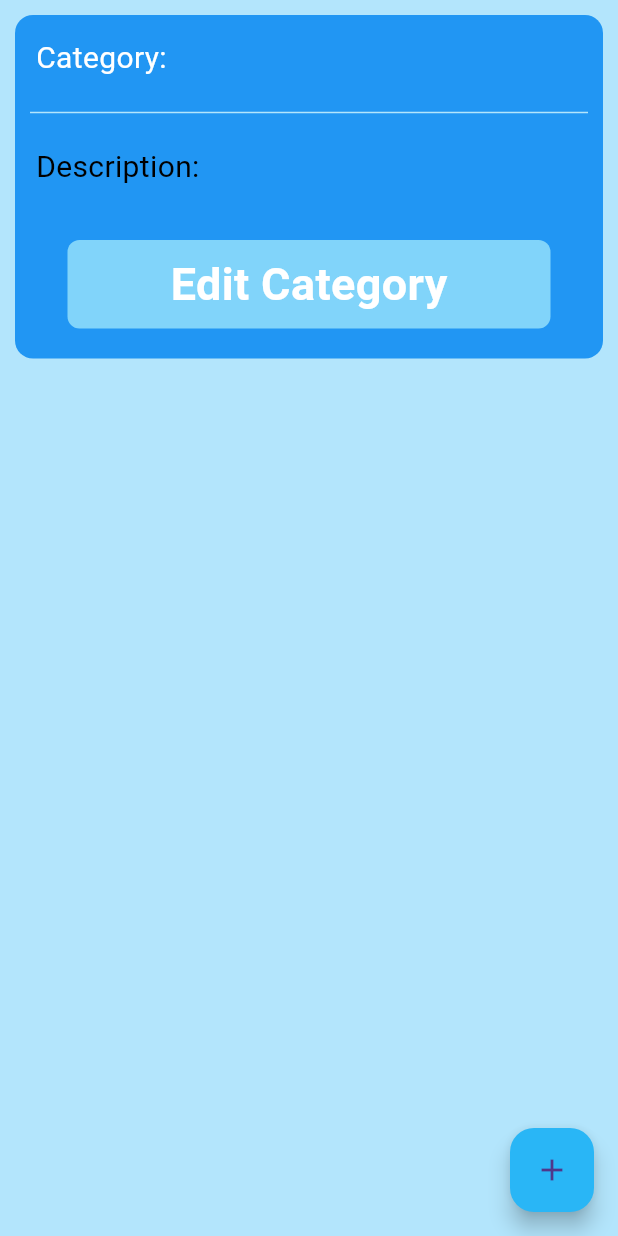
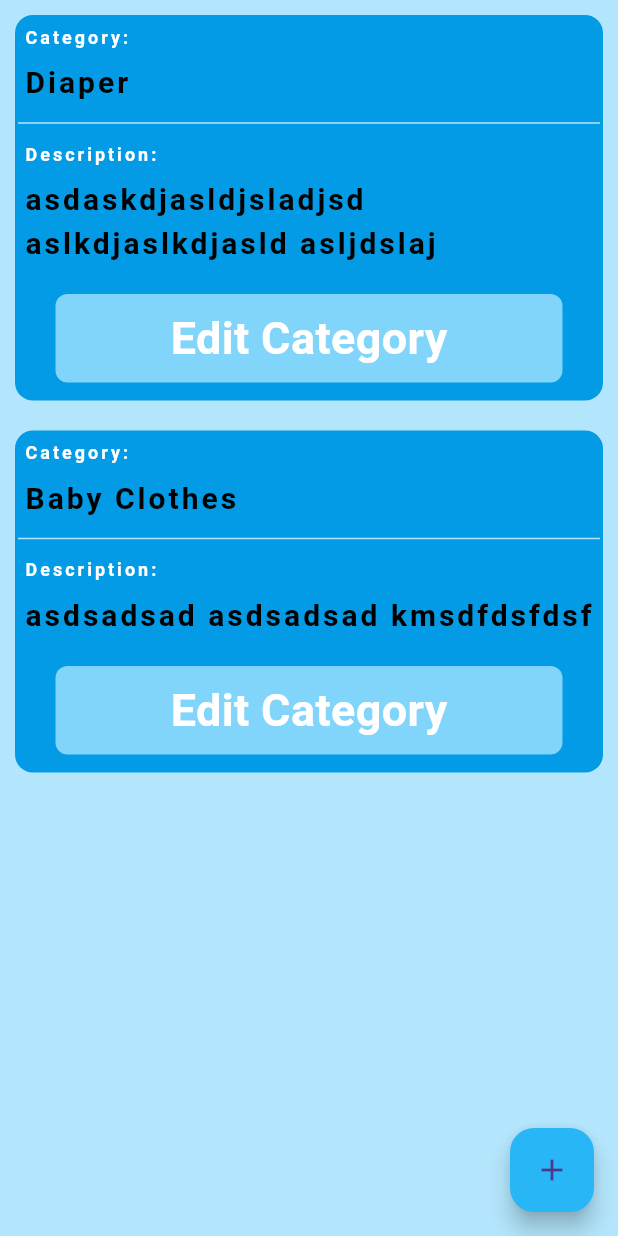
Before and after one commit to Munankarmi/baby_buy_flutter, a Flutter app: the CategoryPage screen opened directly, on a phone screen of 412 x 824 dp. Run offline on Flutter 3.47's test engine with Material 3 defaults, Android fonts, the light colour scheme and no system bars; missing offline and left inert: dart:ffi.

Commit message:
this update includes a new CategoryTile class where a UI is designed for category page and some default category tile are passed on ListView Builder

```diff
--- a/lib/pages/category_page.dart
+++ b/lib/pages/category_page.dart
@@ -1,7 +1,8 @@
-import 'package:baby_buy/styles/elev_button_style.dart';
-import 'package:baby_buy/styles/sign_button_style.dart';
-import 'package:baby_buy/styles/text_field_style.dart';
-import 'package:baby_buy/styles/text_style.dart';
+import 'package:baby_buy/utils/category_tile.dart';
+import 'package:baby_buy/utils/elev_button_style.dart';
+import 'package:baby_buy/utils/sign_button_style.dart';
+import 'package:baby_buy/utils/text_field_style.dart';
+import 'package:baby_buy/utils/text_style.dart';
 import 'package:flutter/material.dart';
 
 final List<List<String>> categoryListTile = [
@@ -17,31 +18,14 @@ class CategoryPage extends StatelessWidget {
   Widget build(BuildContext context) {
     return Scaffold(
       backgroundColor: Colors.lightBlue[100],
-      body: Container(
-        decoration: BoxDecoration(
-          borderRadius: BorderRadius.circular(12),
-          color: Colors.blue,
-        ),
-        padding: EdgeInsets.all(10),
-        margin: EdgeInsets.all(10),
-        child: Column(
-          mainAxisSize: MainAxisSize.min,
-
-          crossAxisAlignment: CrossAxisAlignment.start,
-
-          children: [
-            StyleText(text: "Category:", textColor: Colors.white),
-            // StyleText(text: categoryListTile.length[][0], textWeight: true),
-            SizedBox(height: 10),
-            Divider(thickness: 1, color: Colors.lightBlue[100]),
-            SizedBox(height: 10),
-            StyleText(text: "Description:"),
-            // Text(categoryListTile[categoryListTile.length][1]),
-            SizedBox(height: 30),
-            SignButtonStyle(text: "Edit Category", onTap: () {}),
-            SizedBox(height: 10),
-          ],
-        ),
+      body: ListView.builder(
+        itemCount: categoryListTile.length,
+        itemBuilder: (context, index) {
+          return CategoryTile(
+            categoryText: categoryListTile[index][0],
+            descriptionText: categoryListTile[index][1],
+          );
+        },
       ),
       floatingActionButton: FloatingActionButton(
         onPressed: () {
@@ -61,6 +45,7 @@ class CategoryPage extends StatelessWidget {
                 ),
                 content: Container(
                   width: double.maxFinite,
+
                   child: Column(
                     mainAxisSize: MainAxisSize.min,
                     children: [
--- a/lib/pages/home_page.dart
+++ b/lib/pages/home_page.dart
@@ -2,7 +2,7 @@ import 'package:baby_buy/pages/category_page.dart';
 import 'package:baby_buy/pages/inside_home_page.dart';
 import 'package:baby_buy/pages/login_page.dart';
 import 'package:baby_buy/pages/product_page.dart';
-import 'package:baby_buy/styles/product_fab.dart';
+import 'package:baby_buy/utils/product_fab.dart';
 import 'package:flutter/material.dart';
 
 class HomePage extends StatefulWidget {
--- a/lib/pages/login_page.dart
+++ b/lib/pages/login_page.dart
@@ -1,7 +1,7 @@
 import 'package:baby_buy/pages/home_page.dart';
 import 'package:baby_buy/pages/register_page.dart';
-import 'package:baby_buy/styles/sign_button_style.dart';
-import 'package:baby_buy/styles/text_field_style.dart';
+import 'package:baby_buy/utils/sign_button_style.dart';
+import 'package:baby_buy/utils/text_field_style.dart';
 import 'package:flutter/material.dart';
 
 class LoginPage extends StatefulWidget {
--- a/lib/pages/register_page.dart
+++ b/lib/pages/register_page.dart
@@ -1,6 +1,6 @@
 import 'package:baby_buy/pages/login_page.dart';
-import 'package:baby_buy/styles/sign_button_style.dart';
-import 'package:baby_buy/styles/text_field_style.dart';
+import 'package:baby_buy/utils/sign_button_style.dart';
+import 'package:baby_buy/utils/text_field_style.dart';
 import 'package:flutter/material.dart';
 
 class RegisterPage extends StatelessWidget {
--- /dev/null
+++ b/lib/utils/category_tile.dart
@@ -0,0 +1,51 @@
+import 'package:baby_buy/utils/sign_button_style.dart';
+import 'package:baby_buy/utils/text_style.dart';
+import 'package:flutter/material.dart';
+
+class CategoryTile extends StatelessWidget {
+  final String categoryText;
+  final String descriptionText;
+  const CategoryTile({
+    required this.categoryText,
+    required this.descriptionText,
+    super.key,
+  });
+
+  @override
+  Widget build(BuildContext context) {
+    return Container(
+      decoration: BoxDecoration(
+        borderRadius: BorderRadius.circular(12),
+        color: Colors.lightBlue[600],
+      ),
+      padding: EdgeInsets.all(2),
+      margin: EdgeInsets.all(10),
+      child: Column(
+        mainAxisSize: MainAxisSize.min,
+
+        crossAxisAlignment: CrossAxisAlignment.start,
+
+        children: [
+          StyleText(
+            text: "Category:",
+            textColor: Colors.white,
+            textSize: 12,
+            textWeight: true,
+          ),
+          StyleText(text: categoryText, textWeight: true),
+          Divider(thickness: 1, color: Colors.lightBlue[100]),
+          StyleText(
+            text: "Description:",
+            textColor: Colors.white,
+            textSize: 12,
+            textWeight: true,
+          ),
+          StyleText(text: descriptionText, textWeight: true),
+          SizedBox(height: 15),
+          SignButtonStyle(text: "Edit Category", onTap: () {}),
+          SizedBox(height: 10),
+        ],
+      ),
+    );
+  }
+}
--- a/lib/styles/elev_button_style.dart
+++ b/lib/utils/elev_button_style.dart
@@ -1,6 +1,6 @@
 import 'dart:ffi';
 
-import 'package:baby_buy/styles/text_style.dart';
+import 'package:baby_buy/utils/text_style.dart';
 import 'package:flutter/material.dart';
 
 class ElevButtonStyle extends StatelessWidget {
--- a/lib/styles/text_style.dart
+++ b/lib/utils/text_style.dart
@@ -5,10 +5,12 @@ class StyleText extends StatelessWidget {
   final double textSize;
   final bool textWeight;
   final Color textColor;
+  final double textSpace;
   const StyleText({
     this.textColor = Colors.black,
     this.textSize = 20,
     this.textWeight = false,
+    this.textSpace = 2,
     required this.text,
     super.key,
   });
@@ -22,7 +24,8 @@ class StyleText extends StatelessWidget {
         style: TextStyle(
           fontSize: textSize,
           fontWeight: textWeight ? FontWeight.bold : FontWeight.normal,
-          color: textColor
+          color: textColor,
+          letterSpacing: textSpace,
         ),
       ),
     );
```
Also changed, not shown: lib/utils/product_fab.dart (renamed from lib/styles/product_fab.dart), lib/utils/sign_button_style.dart (renamed from lib/styles/sign_button_style.dart), lib/utils/text_field_style.dart (renamed from lib/styles/text_field_style.dart).
